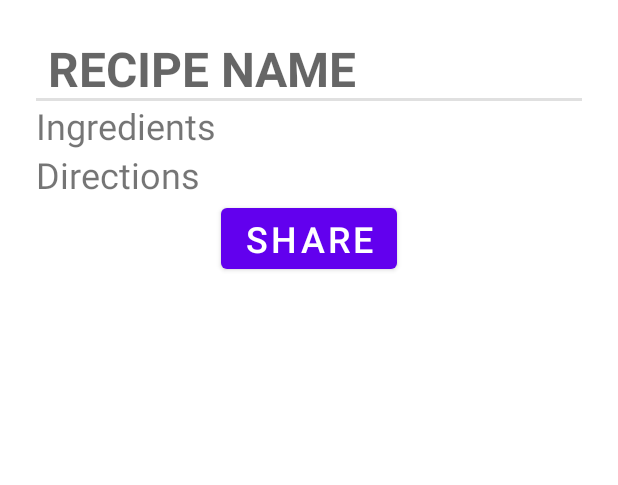
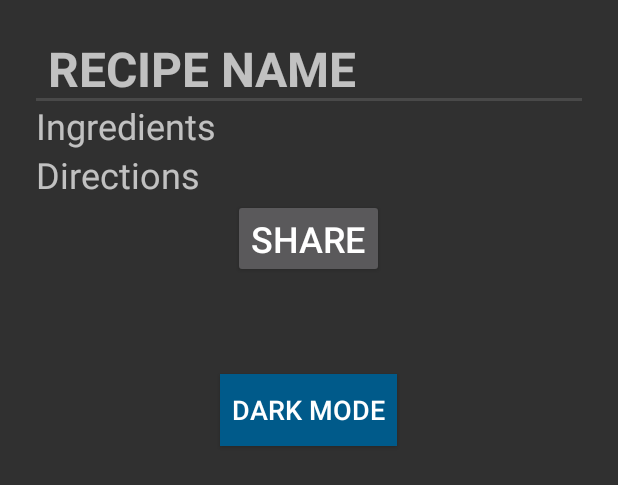
Before and after one commit to jacedave/more-recipes, an Android app: the layout fragment_recipe.xml on its own in the app's theme, with its tools: preview values and no code run, on a phone screen of 412 x 824 dp. Shown: the top 485 px of the screen. Run offline under Robolectric (Android 15) with nearby library versions, the phone set to English and light mode, and no system bars.

Commit message:
I am trying to add some animation of the theme from light to dark but it isn't working so I just have the button move.

```diff
--- a/app/src/main/AndroidManifest.xml
+++ b/app/src/main/AndroidManifest.xml
@@ -10,7 +10,7 @@
         android:label="@string/app_name"
         android:roundIcon="@mipmap/ic_launcher_round"
         android:supportsRtl="true"
-        android:theme="@style/Theme.RecipesCS3200Final">
+        android:theme="@style/AppThemeDark">
         <activity android:name=".MainActivity">
             <intent-filter>
                 <action android:name="android.intent.action.MAIN" />
--- a/app/src/main/java/com/example/recipescs3200final/RecipeItem.kt
+++ b/app/src/main/java/com/example/recipescs3200final/RecipeItem.kt
@@ -6,4 +6,8 @@ data class RecipeItem(
     var numofings: Int,
     var ingredients: String,
     var directions: String
-    )
+    ) {
+    override fun toString(): String {
+        return name + ": --- Ingredients --- " + ingredients + " --- Directions --- " + directions
+    }
+}
--- a/app/src/main/res/layout/fragment_recipe.xml
+++ b/app/src/main/res/layout/fragment_recipe.xml
@@ -1,6 +1,7 @@
 <?xml version="1.0" encoding="utf-8"?>
 <LinearLayout xmlns:android="http://schemas.android.com/apk/res/android"
     android:orientation="vertical"
+    android:id="@+id/background"
     android:layout_width="match_parent"
     android:layout_height="match_parent"
     android:layout_margin="24dp">
@@ -37,4 +38,16 @@
         android:layout_gravity="center"
         android:text="@string/share"/>
 
+    <Button
+        style="@style/Dark"
+        android:background="@color/dark_blue"
+        android:layout_width="wrap_content"
+        android:layout_height="wrap_content"
+        android:id="@+id/dark_button"
+        android:textSize="18sp"
+        android:padding="8dp"
+        android:layout_gravity="center"
+        android:layout_marginTop="64dp"
+        android:text="@string/dark_mode"/>
+
 </LinearLayout>
--- a/app/src/main/res/values/colors.xml
+++ b/app/src/main/res/values/colors.xml
@@ -7,4 +7,12 @@
     <color name="teal_700">#FF018786</color>
     <color name="black">#FF000000</color>
     <color name="white">#FFFFFFFF</color>
+    <color name="red">#F44336</color>
+    <color name="dark_red">#C3352B</color>
+    <color name="colorAccent">#C3352B</color>
+    <color name="gray">#607D8B</color>
+    <color name="colorPrimary">#607D8B</color>
+    <color name="soothing_blue">#0083BF</color>
+    <color name="dark_blue">#005A8A</color>
+    <color name="colorPrimaryDark">#005A8A</color>
 </resources>
--- a/app/src/main/res/values/strings.xml
+++ b/app/src/main/res/values/strings.xml
@@ -4,4 +4,5 @@
     <string name="ingredients">Ingredients</string>
     <string name="share">SHARE</string>
     <string name="directions">Directions</string>
+    <string name="dark_mode">DARK MODE</string>
 </resources>
--- /dev/null
+++ b/app/src/main/res/values/styles.xml
@@ -0,0 +1,20 @@
+<?xml version="1.0" encoding="utf-8"?>
+<resources>
+    <style name="AppTheme" parent="Theme.AppCompat.Light.DarkActionBar">
+        <!-- Customize your styles here -->
+        <item name="colorPrimary">@color/colorPrimary</item>
+        <item name="colorPrimaryDark">@color/colorPrimaryDark</item>
+        <item name="colorAccent">@color/colorAccent</item>
+    </style>
+
+    <style name="AppThemeDark" parent="Theme.AppCompat">
+        <!-- Customize your styles here -->
+        <item name="colorPrimary">@color/red</item>
+        <item name="colorPrimaryDark">@color/dark_red</item>
+        <item name="colorAccent">@color/gray</item>
+    </style>
+
+    <style name="Dark">
+        <item name="android:background">@color/dark_blue</item>
+    </style>
+</resources>
```
Also changed, not shown: app/src/main/java/com/example/recipescs3200final/RecipeFragment.kt (+96 -0 lines).
